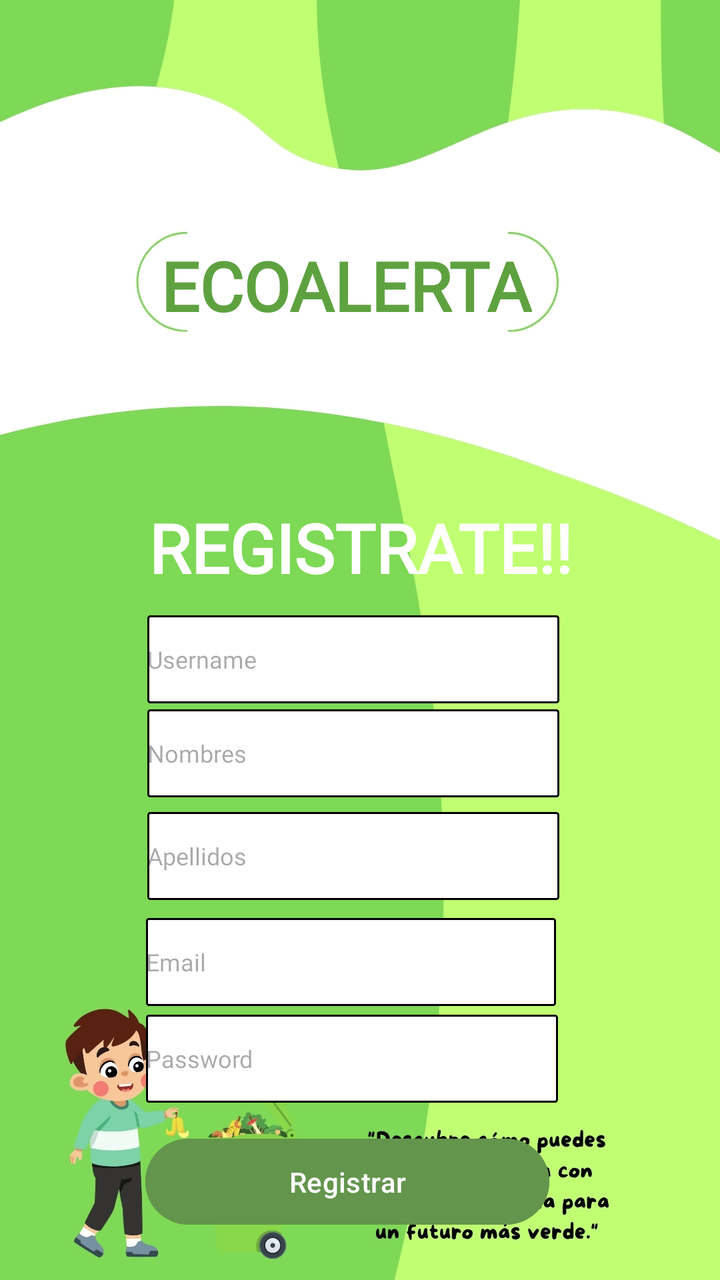
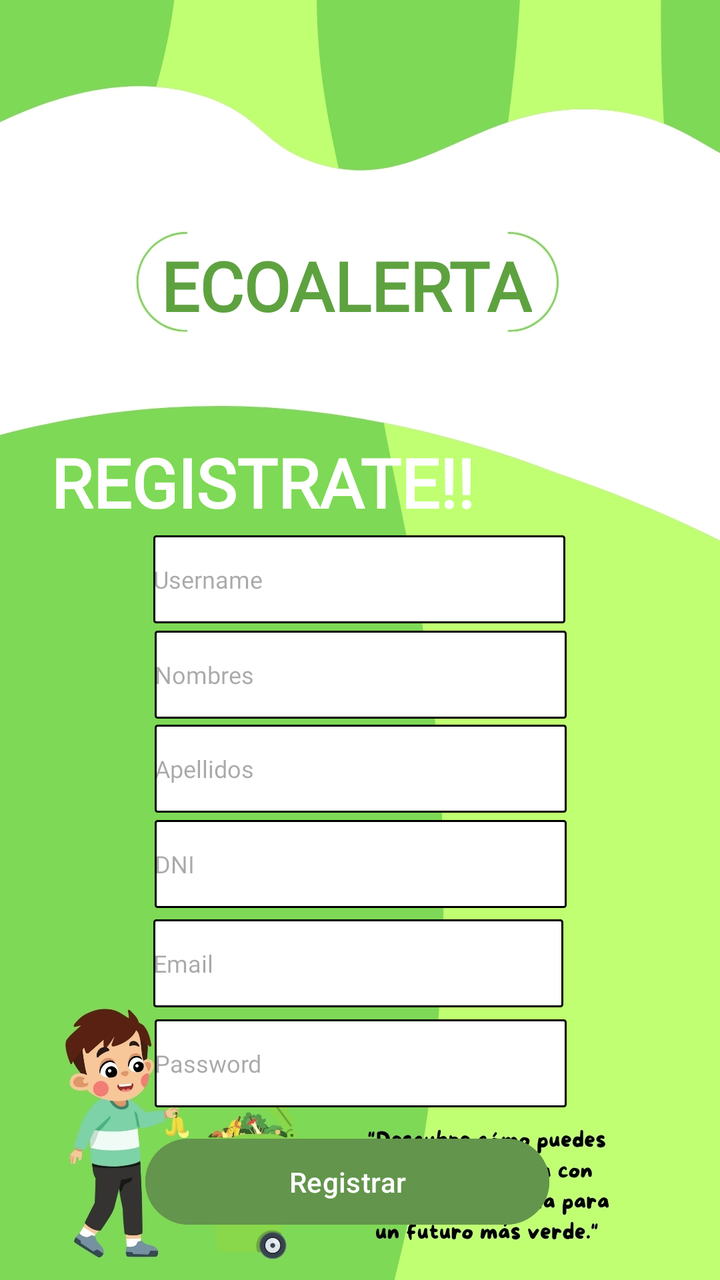

Two renders of the same Android screen: before a commit and after it. Below are the layout's source before the change and the commit's diff.
<!-- AndroidManifest.xml: application theme Theme.ECOALERTA -->
<!-- res/layout/activity_register.xml -->
<?xml version="1.0" encoding="utf-8"?>
<androidx.constraintlayout.widget.ConstraintLayout xmlns:android="http://schemas.android.com/apk/res/android"
    xmlns:app="http://schemas.android.com/apk/res-auto"
    xmlns:tools="http://schemas.android.com/tools"
    android:id="@+id/txtWelcome"
    android:layout_width="match_parent"
    android:layout_height="match_parent"
    tools:context=".Interfaces.RegisterUI">

    <ImageView
        android:id="@+id/imageView"
        android:layout_width="wrap_content"
        android:layout_height="wrap_content"
        android:scaleType="centerCrop"
        app:layout_constraintBottom_toBottomOf="parent"
        app:layout_constraintEnd_toEndOf="parent"
        app:layout_constraintHorizontal_bias="0.0"
        app:layout_constraintStart_toStartOf="parent"
        app:layout_constraintTop_toTopOf="parent"
        app:layout_constraintVertical_bias="0.0"
        app:srcCompat="@drawable/login_ui" />

    <TextView
        android:id="@+id/textView"
        android:layout_width="wrap_content"
        android:layout_height="wrap_content"
        android:fontFamily="@font/adlam_display"
        android:text="ECOALERTA"
        android:textColor="#5EA240"
        android:textSize="34sp"
        android:textStyle="bold"
        app:layout_constraintBottom_toBottomOf="parent"
        app:layout_constraintEnd_toEndOf="parent"
        app:layout_constraintHorizontal_bias="0.46"
        app:layout_constraintStart_toStartOf="parent"
        app:layout_constraintTop_toTopOf="parent"
        app:layout_constraintVertical_bias="0.202" />

    <TextView
        android:id="@+id/txvRegister"
        android:layout_width="wrap_content"
        android:layout_height="wrap_content"
        android:fontFamily="@font/adlam_display"
        android:text="REGISTRATE!!"
        android:textColor="#FFFFFF"
        android:textSize="34sp"
        android:textStyle="bold"
        app:layout_constraintBottom_toBottomOf="parent"
        app:layout_constraintEnd_toEndOf="parent"
        app:layout_constraintStart_toStartOf="parent"
        app:layout_constraintTop_toTopOf="parent"
        app:layout_constraintVertical_bias="0.422" />

    <Button
        android:id="@+id/btnRegistrarse"
        android:layout_width="202dp"
        android:layout_height="51dp"
        android:backgroundTint="#63954C"
        android:drawableTint="#FFFFFF"
        android:text="Registrar"
        android:textColor="#FFFFFF"
        android:textColorHint="#FFFFFF"
        android:textColorLink="#FFFFFF"
        app:layout_constraintBottom_toBottomOf="parent"
        app:layout_constraintEnd_toEndOf="parent"
        app:layout_constraintHorizontal_bias="0.459"
        app:layout_constraintStart_toStartOf="parent"
        app:layout_constraintTop_toTopOf="parent"
        app:layout_constraintVertical_bias="0.96" />

    <EditText
        android:id="@+id/txtPasswordRegister"
        android:layout_width="206dp"
        android:layout_height="44dp"
        android:background="@drawable/edittext_border"
        android:fontFamily="@font/adlam_display"
        android:hint="Password"
        android:inputType="textPassword"
        android:textColor="#000000"
        android:textSize="12sp"
        android:imeOptions="actionDone"
        app:layout_constraintBottom_toBottomOf="@+id/imageView"
        app:layout_constraintEnd_toEndOf="parent"
        app:layout_constraintHorizontal_bias="0.473"
        app:layout_constraintStart_toStartOf="parent"
        app:layout_constraintTop_toTopOf="@+id/imageView"
        app:layout_constraintVertical_bias="0.851" />

    <EditText
        android:id="@+id/txtNombresRegister"
        android:layout_width="206dp"
        android:layout_height="44dp"
        android:background="@drawable/edittext_border"
        android:fontFamily="@font/adlam_display"
        android:hint="Nombres"
        android:textColor="#000000"
        android:textSize="12sp"
        android:inputType="text"
        android:imeOptions="actionNext"
        app:layout_constraintBottom_toBottomOf="@+id/imageView"
        app:layout_constraintEnd_toEndOf="parent"
        app:layout_constraintHorizontal_bias="0.478"
        app:layout_constraintStart_toStartOf="parent"
        app:layout_constraintTop_toTopOf="@+id/imageView"
        app:layout_constraintVertical_bias="0.595" />

    <EditText
        android:id="@+id/txtUsernameRegister"
        android:layout_width="206dp"
        android:layout_height="44dp"
        android:background="@drawable/edittext_border"
        android:fontFamily="@font/adlam_display"
        android:hint="Username"
        android:textColor="#000000"
        android:textSize="12sp"
        android:inputType="text"
        android:imeOptions="actionNext"
        app:layout_constraintBottom_toBottomOf="@+id/imageView"
        app:layout_constraintEnd_toEndOf="parent"
        app:layout_constraintHorizontal_bias="0.478"
        app:layout_constraintStart_toStartOf="parent"
        app:layout_constraintTop_toTopOf="@+id/imageView"
        app:layout_constraintVertical_bias="0.516" />

    <EditText
        android:id="@+id/txtApellidosRegister"
        android:layout_width="206dp"
        android:layout_height="44dp"
        android:background="@drawable/edittext_border"
        android:fontFamily="@font/adlam_display"
        android:hint="Apellidos"
        android:textColor="#000000"
        android:textSize="12sp"
        android:inputType="text"
        android:imeOptions="actionNext"
        app:layout_constraintBottom_toBottomOf="@+id/imageView"
        app:layout_constraintEnd_toEndOf="parent"
        app:layout_constraintHorizontal_bias="0.478"
        app:layout_constraintStart_toStartOf="parent"
        app:layout_constraintTop_toTopOf="@+id/imageView"
        app:layout_constraintVertical_bias="0.681" />

    <EditText
        android:id="@+id/txtEmailRegister"
        android:layout_width="205dp"
        android:layout_height="44dp"
        android:background="@drawable/edittext_border"
        android:fontFamily="@font/adlam_display"
        android:hint="Email"
        android:textColor="#000000"
        android:textSize="12sp"
        android:inputType="text"
        android:imeOptions="actionNext"
        app:layout_constraintBottom_toBottomOf="@+id/imageView"
        app:layout_constraintEnd_toEndOf="parent"
        app:layout_constraintHorizontal_bias="0.47"
        app:layout_constraintStart_toStartOf="parent"
        app:layout_constraintTop_toTopOf="parent"
        app:layout_constraintVertical_bias="0.77" />

</androidx.constraintlayout.widget.ConstraintLayout>
<!-- resources referenced by this layout -->
<resources>
  <!-- drawable edittext_border (drawable) -->
  <?xml version="1.0" encoding="utf-8"?>
  <shape xmlns:android="http://schemas.android.com/apk/res/android">
      <solid android:color="@android:color/white" /> 
      <stroke
          android:width="1dp"
          android:color="#000000" /> 
      <corners android:radius="1dp" /> 
  </shape>
  <!-- drawable login_ui: jpg bitmap (drawable, 278350 bytes) -->
  <style name="Theme.ECOALERTA" parent="Base.Theme.ECOALERTA" />
  <style name="Base.Theme.ECOALERTA" parent="Theme.Material3.DayNight.NoActionBar">
          
          
      </style>
</resources>

<!-- the commit's change to res/layout/activity_register.xml (unified diff, before → after) -->
@@ -47,9 +47,10 @@
         android:textStyle="bold"
         app:layout_constraintBottom_toBottomOf="parent"
         app:layout_constraintEnd_toEndOf="parent"
+        app:layout_constraintHorizontal_bias="0.171"
         app:layout_constraintStart_toStartOf="parent"
         app:layout_constraintTop_toTopOf="parent"
-        app:layout_constraintVertical_bias="0.422" />
+        app:layout_constraintVertical_bias="0.367" />
 
     <Button
         android:id="@+id/btnRegistrarse"
@@ -68,23 +69,25 @@
         app:layout_constraintTop_toTopOf="parent"
         app:layout_constraintVertical_bias="0.96" />
 
+
+
     <EditText
-        android:id="@+id/txtPasswordRegister"
+        android:id="@+id/txtUsernameRegister"
         android:layout_width="206dp"
         android:layout_height="44dp"
         android:background="@drawable/edittext_border"
         android:fontFamily="@font/adlam_display"
-        android:hint="Password"
-        android:inputType="textPassword"
+        android:hint="Username"
+        android:inputType="text"
+        android:nextFocusDown="@id/txtNombresRegister"
         android:textColor="#000000"
         android:textSize="12sp"
-        android:imeOptions="actionDone"
         app:layout_constraintBottom_toBottomOf="@+id/imageView"
         app:layout_constraintEnd_toEndOf="parent"
-        app:layout_constraintHorizontal_bias="0.473"
+        app:layout_constraintHorizontal_bias="0.497"
         app:layout_constraintStart_toStartOf="parent"
         app:layout_constraintTop_toTopOf="@+id/imageView"
-        app:layout_constraintVertical_bias="0.851" />
+        app:layout_constraintVertical_bias="0.449" />
 
     <EditText
         android:id="@+id/txtNombresRegister"
@@ -93,34 +96,16 @@
         android:background="@drawable/edittext_border"
         android:fontFamily="@font/adlam_display"
         android:hint="Nombres"
+        android:inputType="text"
+        android:nextFocusDown="@id/txtApellidosRegister"
         android:textColor="#000000"
         android:textSize="12sp"
-        android:inputType="text"
-        android:imeOptions="actionNext"
         app:layout_constraintBottom_toBottomOf="@+id/imageView"
         app:layout_constraintEnd_toEndOf="parent"
-        app:layout_constraintHorizontal_bias="0.478"
+        app:layout_constraintHorizontal_bias="0.502"
         app:layout_constraintStart_toStartOf="parent"
         app:layout_constraintTop_toTopOf="@+id/imageView"
-        app:layout_constraintVertical_bias="0.595" />
-
-    <EditText
-        android:id="@+id/txtUsernameRegister"
-        android:layout_width="206dp"
-        android:layout_height="44dp"
-        android:background="@drawable/edittext_border"
-        android:fontFamily="@font/adlam_display"
-        android:hint="Username"
-        android:textColor="#000000"
-        android:textSize="12sp"
-        android:inputType="text"
-        android:imeOptions="actionNext"
-        app:layout_constraintBottom_toBottomOf="@+id/imageView"
-        app:layout_constraintEnd_toEndOf="parent"
-        app:layout_constraintHorizontal_bias="0.478"
-        app:layout_constraintStart_toStartOf="parent"
-        app:layout_constraintTop_toTopOf="@+id/imageView"
-        app:layout_constraintVertical_bias="0.516" />
+        app:layout_constraintVertical_bias="0.529" />
 
     <EditText
         android:id="@+id/txtApellidosRegister"
@@ -129,16 +114,34 @@
         android:background="@drawable/edittext_border"
         android:fontFamily="@font/adlam_display"
         android:hint="Apellidos"
+        android:inputType="text"
+        android:nextFocusDown="@id/txtDniRegister"
         android:textColor="#000000"
         android:textSize="12sp"
-        android:inputType="text"
-        android:imeOptions="actionNext"
         app:layout_constraintBottom_toBottomOf="@+id/imageView"
         app:layout_constraintEnd_toEndOf="parent"
-        app:layout_constraintHorizontal_bias="0.478"
+        app:layout_constraintHorizontal_bias="0.502"
         app:layout_constraintStart_toStartOf="parent"
         app:layout_constraintTop_toTopOf="@+id/imageView"
-        app:layout_constraintVertical_bias="0.681" />
+        app:layout_constraintVertical_bias="0.608" />
+
+    <EditText
+        android:id="@+id/txtDniRegister"
+        android:layout_width="206dp"
+        android:layout_height="44dp"
+        android:background="@drawable/edittext_border"
+        android:fontFamily="@font/adlam_display"
+        android:hint="DNI"
+        android:inputType="number"
+        android:nextFocusDown="@id/txtEmailRegister"
+        android:textColor="#000000"
+        android:textSize="12sp"
+        app:layout_constraintBottom_toBottomOf="@+id/imageView"
+        app:layout_constraintEnd_toEndOf="parent"
+        app:layout_constraintHorizontal_bias="0.502"
+        app:layout_constraintStart_toStartOf="parent"
+        app:layout_constraintTop_toTopOf="@+id/imageView"
+        app:layout_constraintVertical_bias="0.688" />
 
     <EditText
         android:id="@+id/txtEmailRegister"
@@ -147,15 +150,33 @@
         android:background="@drawable/edittext_border"
         android:fontFamily="@font/adlam_display"
         android:hint="Email"
+        android:inputType="textEmailAddress"
+        android:nextFocusDown="@id/txtPasswordRegister"
         android:textColor="#000000"
         android:textSize="12sp"
-        android:inputType="text"
-        android:imeOptions="actionNext"
         app:layout_constraintBottom_toBottomOf="@+id/imageView"
         app:layout_constraintEnd_toEndOf="parent"
-        app:layout_constraintHorizontal_bias="0.47"
+        app:layout_constraintHorizontal_bias="0.495"
         app:layout_constraintStart_toStartOf="parent"
         app:layout_constraintTop_toTopOf="parent"
-        app:layout_constraintVertical_bias="0.77" />
+        app:layout_constraintVertical_bias="0.771" />
+
+    <EditText
+        android:id="@+id/txtPasswordRegister"
+        android:layout_width="206dp"
+        android:layout_height="44dp"
+        android:background="@drawable/edittext_border"
+        android:fontFamily="@font/adlam_display"
+        android:hint="Password"
+        android:imeOptions="actionDone"
+        android:inputType="textPassword"
+        android:textColor="#000000"
+        android:textSize="12sp"
+        app:layout_constraintBottom_toBottomOf="@+id/imageView"
+        app:layout_constraintEnd_toEndOf="parent"
+        app:layout_constraintHorizontal_bias="0.502"
+        app:layout_constraintStart_toStartOf="parent"
+        app:layout_constraintTop_toTopOf="@+id/imageView"
+        app:layout_constraintVertical_bias="0.855" />
 
 </androidx.constraintlayout.widget.ConstraintLayout>
